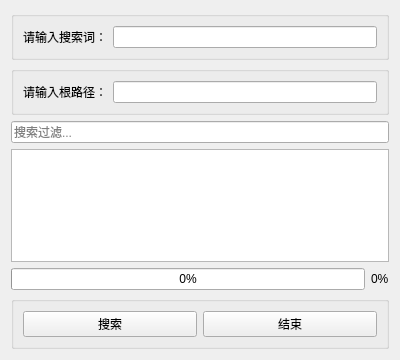
First picture: the form in src/FileSearch.ui, repository FengEternity/FileTag, before the edit.
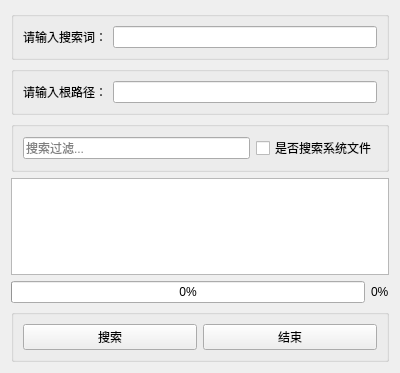
Second picture: the form after the edit.

Commit message:
新增是否搜索系统文件模块
此次提交新增了UI界面的复选框，用户可以通过复选框来选择是否搜索系统文件

修复 #123

Patch:
```diff
--- a/src/FileSearch.ui
+++ b/src/FileSearch.ui
@@ -7,7 +7,7 @@
     <x>0</x>
     <y>0</y>
     <width>400</width>
-    <height>360</height>
+    <height>373</height>
    </rect>
   </property>
   <property name="windowTitle">
@@ -53,10 +53,26 @@
     </widget>
    </item>
    <item>
+    <widget class="QGroupBox" name="groupBox_4">
+     <property name="title">
+      <string/>
+     </property>
+     <layout class="QHBoxLayout" name="horizontalLayout_4">
+      <item>
     <widget class="QLineEdit" name="filterLineEdit">
      <property name="placeholderText">
       <string>搜索过滤...</string>
      </property>
+       </widget>
+      </item>
+      <item>
+       <widget class="QCheckBox" name="systemFilesCheckBox">
+        <property name="text">
+         <string>是否搜索系统文件</string>
+        </property>
+       </widget>
+      </item>
+     </layout>
     </widget>
    </item>
    <item>
```
Lines whose indentation alone changed are shown as unchanged. The commit also changes 4 other files.
